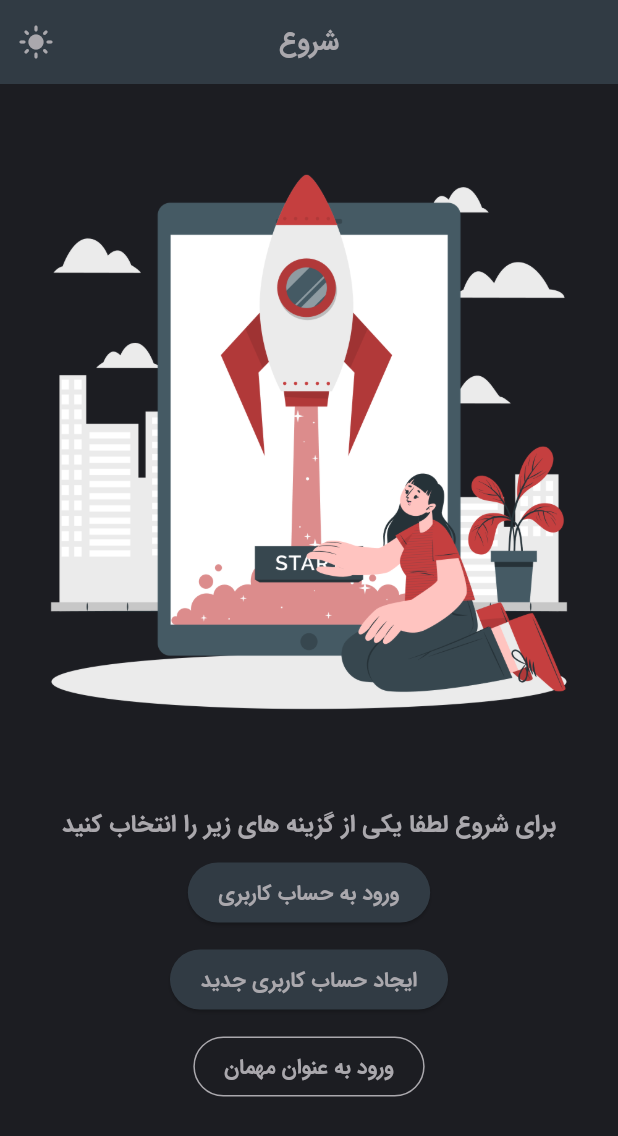
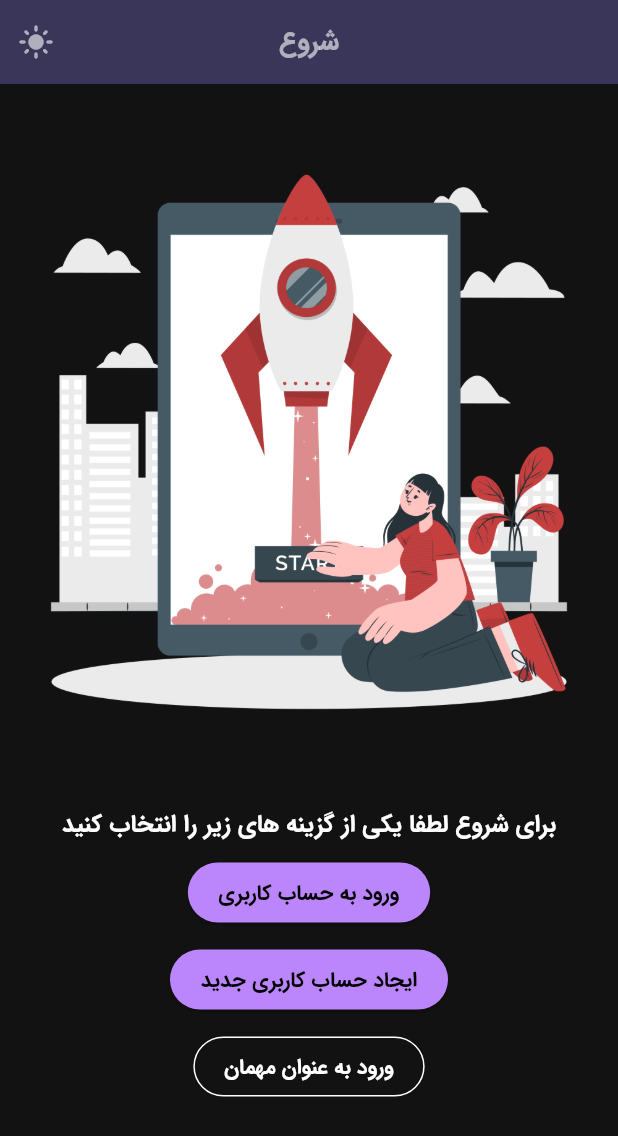
Before and after one commit to iam-hosseindarvishi/sell_pro, a Flutter app: the screen it shows after launch, on a phone screen of 412 x 824 dp. Shown: the top 1136 px of the screen. Run offline on Flutter 3.47's test engine with Material 3 defaults, Android fonts, the phone set to English and light mode, and no system bars; our stand-ins replace flutter_riverpod, hexcolor, image_picker; missing offline and left inert: dart:ffi.

Commit message:
fix : fix theme issuse

```diff
--- a/lib/main.dart
+++ b/lib/main.dart
@@ -1,7 +1,7 @@
 import 'package:flutter/material.dart';
 import 'package:flutter_riverpod/flutter_riverpod.dart';
-import 'package:sell_pro/src/configs/theme/dark_theme.dart';
-import 'package:sell_pro/src/configs/theme/light_theme.dart';
+import 'package:sell_pro/src/configs/theme/dark%20theme/dark_theme.dart';
+import 'package:sell_pro/src/configs/theme/light%20theme/light_theme.dart';
 import 'package:sell_pro/src/configs/theme/theme_mode_provider.dart';
 import 'src/features/splash/presentation/screens/splash_screen_page.dart';
 
--- a/lib/src/configs/theme/light_theme.dart
+++ b/lib/src/configs/theme/dark theme/dark_theme.dart
@@ -1,65 +1,62 @@
 import 'package:flutter/material.dart';
 import 'package:hexcolor/hexcolor.dart';
+import 'package:sell_pro/src/configs/theme/dark%20theme/dark_theme_colors.dart';
 
-// final primary = HexColor("#8d8d8d");
-// final onPrimary = HexColor("#1d1d1d");
-final primaryColor = HexColor("#FDD83A");
-final onPrimaryColor = HexColor("#41444B");
-final inversPrimaryColor = HexColor("#0227c5");
-final surfaceColor = HexColor("#F6F4E6"); //background
-final onSurfaceColor = HexColor("#52575D");
-final inverseSurfaceColor = HexColor("#090b19");
-final onInverseSurfaceColor = HexColor("#ada8a2");
-final secondaryColor = HexColor("#FFBB00");
-final onSecondaryColor = HexColor("#1A3365");
-final errorColor = HexColor("#FF4343");
-final onErrorColor = HexColor("FFFFFF");
-ThemeData lightTheme = ThemeData(
+import '../light theme/light_theme_colors.dart';
+
+ThemeData darkTheme = ThemeData(
+    scaffoldBackgroundColor: DarkThemeColors.surfaceColor,
     useMaterial3: true,
-    scaffoldBackgroundColor: surfaceColor,
-    primaryColorDark: HexColor("#313B44"),
-    primaryColorLight: primaryColor,
-    colorScheme: ColorScheme.light(
-        primary: primaryColor,
-        onPrimary: onPrimaryColor,
-        inversePrimary: inversPrimaryColor,
-        primaryContainer: surfaceColor,
-        surface: surfaceColor,
-        inverseSurface: inverseSurfaceColor,
-        onSurface: onSurfaceColor,
-        secondary: secondaryColor,
-        onSecondary: onSecondaryColor,
-        onInverseSurface: onInverseSurfaceColor,
-        error: errorColor,
-        onError: onErrorColor),
+    primaryColorDark: DarkThemeColors.primaryColor,
+    primaryColorLight: LightThemeColors.primaryColor,
+    colorScheme: ColorScheme.dark(
+        primary: DarkThemeColors.primaryColor,
+        inversePrimary: DarkThemeColors.inversePrimaryColor,
+        onPrimary: DarkThemeColors.onPrimaryColor,
+        primaryContainer: DarkThemeColors.surfaceColor,
+        surface: DarkThemeColors.surfaceColor,
+        inverseSurface: DarkThemeColors.inversSurfaceColor,
+        onSurface: DarkThemeColors.onSurfaceColor,
+        secondary: DarkThemeColors.secondaryColor,
+        onSecondary: DarkThemeColors.onSecondaryColor,
+        onInverseSurface: DarkThemeColors.onInverseSurfaceColor,
+        error: DarkThemeColors.errorColor,
+        onError: DarkThemeColors.onErrorColor),
     textTheme: textTheme,
-    //filled button theme
-    filledButtonTheme: FilledButtonThemeData(
+    //text button theme
+    textButtonTheme: TextButtonThemeData(
       style: ButtonStyle(
-          overlayColor: WidgetStatePropertyAll<Color>(secondaryColor),
-          foregroundColor: WidgetStatePropertyAll<Color>(onPrimaryColor),
-          backgroundColor: WidgetStatePropertyAll<Color>(primaryColor)),
+        overlayColor: const WidgetStatePropertyAll<Color>(Colors.white38),
+        foregroundColor:
+            WidgetStatePropertyAll<Color>(DarkThemeColors.onSurfaceColor),
+        // backgroundColor: MaterialStatePropertyAll<Color>(primaryColor)
+      ),
     ),
     //outlined button theme
     outlinedButtonTheme: OutlinedButtonThemeData(
         style: OutlinedButton.styleFrom(
-      foregroundColor: onSurfaceColor,
-      side: BorderSide(color: onSurfaceColor),
+      foregroundColor: DarkThemeColors.onSurfaceColor,
+      side: BorderSide(color: DarkThemeColors.onSurfaceColor),
     )),
-    //text button theme
-    textButtonTheme: TextButtonThemeData(
+    //filled button
+    filledButtonTheme: FilledButtonThemeData(
       style: ButtonStyle(
-        overlayColor: const WidgetStatePropertyAll<Color>(Colors.white38),
-        foregroundColor: WidgetStatePropertyAll<Color>(onSurfaceColor),
-        // backgroundColor: MaterialStatePropertyAll<Color>(primaryColor)
-      ),
+          overlayColor:
+              WidgetStatePropertyAll<Color>(DarkThemeColors.secondaryColor),
+          foregroundColor:
+              WidgetStatePropertyAll<Color>(DarkThemeColors.onPrimaryColor),
+          backgroundColor:
+              WidgetStatePropertyAll<Color>(DarkThemeColors.primaryColor)),
     ),
     //elevatedButton theme
     elevatedButtonTheme: ElevatedButtonThemeData(
       style: ButtonStyle(
-          overlayColor: WidgetStatePropertyAll<Color>(secondaryColor),
-          foregroundColor: WidgetStatePropertyAll<Color>(onPrimaryColor),
-          backgroundColor: WidgetStatePropertyAll<Color>(primaryColor)),
+          overlayColor:
+              WidgetStatePropertyAll<Color>(DarkThemeColors.secondaryColor),
+          foregroundColor:
+              WidgetStatePropertyAll<Color>(DarkThemeColors.onPrimaryColor),
+          backgroundColor:
+              WidgetStatePropertyAll<Color>(DarkThemeColors.primaryColor)),
     ));
 
 // text theme
--- /dev/null
+++ b/lib/src/configs/theme/dark theme/dark_theme_colors.dart
@@ -0,0 +1,17 @@
+import 'package:hexcolor/hexcolor.dart';
+
+class DarkThemeColors {
+  static final primaryColor = HexColor("#BB86FC");
+  static final onPrimaryColor = HexColor("#000000");
+  static final inversePrimaryColor = HexColor("#3700B3");
+  static final surfaceColor = HexColor("#121212");
+  static final onSurfaceColor = HexColor("#FFFFFF");
+  static final inversSurfaceColor = HexColor("#74b6bb");
+  static final onInverseSurfaceColor = HexColor("#555752");
+  static final secondaryColor = HexColor("#03DAC6");
+  static final onSecondaryColor = HexColor("#000000");
+  static final errorColor = HexColor("#CF6679");
+  static final onErrorColor = HexColor("000000");
+
+  static final appBarBg = HexColor("#24293E");
+}
--- a/lib/src/configs/theme/dark_theme.dart
+++ b/lib/src/configs/theme/light theme/light_theme.dart
@@ -1,65 +1,65 @@
 import 'package:flutter/material.dart';
 import 'package:hexcolor/hexcolor.dart';
+import 'package:sell_pro/src/configs/theme/dark%20theme/dark_theme_colors.dart';
 
-// final primary = HexColor("#3C404B");
-// final onPrimary = HexColor("#c9f9ff");
-final primaryColor = HexColor("#313B44");
-final onPrimaryColor = HexColor("#AAA8AD");
-final inversePrimaryColor = HexColor("#cec4bb");
-final surfaceColor = HexColor("#1C1D22");
-final onSurfaceColor = HexColor("#AAA8AD");
-final inversSurfaceColor = HexColor("#74b6bb");
-final onInverseSurfaceColor = HexColor("#555752");
-final secondaryColor = HexColor("#8B4944");
-final onSecondaryColor = HexColor("#606467");
-final errorColor = HexColor("#E62815");
-final onErrorColor = HexColor("313B44");
-ThemeData darkTheme = ThemeData(
-    scaffoldBackgroundColor: surfaceColor,
+import 'light_theme_colors.dart';
+
+// static final primary = HexColor("#8d8d8d");
+// static final onPrimary = HexColor("#1d1d1d");
+
+ThemeData lightTheme = ThemeData(
     useMaterial3: true,
-    primaryColorDark: primaryColor,
-    primaryColorLight: HexColor("#FDD83A"),
-    colorScheme: ColorScheme.dark(
-        primary: primaryColor,
-        inversePrimary: inversePrimaryColor,
-        onPrimary: onPrimaryColor,
-        primaryContainer: surfaceColor,
-        surface: surfaceColor,
-        inverseSurface: inversSurfaceColor,
-        onSurface: onSurfaceColor,
-        secondary: secondaryColor,
-        onSecondary: onSecondaryColor,
-        onInverseSurface: onInverseSurfaceColor,
-        error: errorColor,
-        onError: onErrorColor),
+    scaffoldBackgroundColor: LightThemeColors.surfaceColor,
+    primaryColorDark: DarkThemeColors.primaryColor,
+    primaryColorLight: LightThemeColors.primaryColor,
+    colorScheme: ColorScheme.light(
+        primary: LightThemeColors.primaryColor,
+        onPrimary: LightThemeColors.onPrimaryColor,
+        inversePrimary: LightThemeColors.inversPrimaryColor,
+        primaryContainer: LightThemeColors.surfaceColor,
+        surface: LightThemeColors.surfaceColor,
+        inverseSurface: LightThemeColors.inverseSurfaceColor,
+        onSurface: LightThemeColors.onSurfaceColor,
+        secondary: LightThemeColors.secondaryColor,
+        onSecondary: LightThemeColors.onSecondaryColor,
+        onInverseSurface: LightThemeColors.onInverseSurfaceColor,
+        error: LightThemeColors.errorColor,
+        onError: LightThemeColors.onErrorColor),
     textTheme: textTheme,
+    //filled button theme
+    filledButtonTheme: FilledButtonThemeData(
+      style: ButtonStyle(
+          overlayColor:
+              WidgetStatePropertyAll<Color>(LightThemeColors.secondaryColor),
+          foregroundColor:
+              WidgetStatePropertyAll<Color>(LightThemeColors.onPrimaryColor),
+          backgroundColor:
+              WidgetStatePropertyAll<Color>(LightThemeColors.primaryColor)),
+    ),
+    //outlined button theme
+    outlinedButtonTheme: OutlinedButtonThemeData(
+        style: OutlinedButton.styleFrom(
+      foregroundColor: LightThemeColors.onSurfaceColor,
+      side: BorderSide(color: LightThemeColors.onSurfaceColor),
+    )),
     //text button theme
     textButtonTheme: TextButtonThemeData(
       style: ButtonStyle(
         overlayColor: const WidgetStatePropertyAll<Color>(Colors.white38),
-        foregroundColor: WidgetStatePropertyAll<Color>(onSurfaceColor),
+        foregroundColor:
+            WidgetStatePropertyAll<Color>(LightThemeColors.onSurfaceColor),
         // backgroundColor: MaterialStatePropertyAll<Color>(primaryColor)
       ),
-    ),
-    //outlined button theme
-    outlinedButtonTheme: OutlinedButtonThemeData(
-        style: OutlinedButton.styleFrom(
-      foregroundColor: onSurfaceColor,
-      side: BorderSide(color: onSurfaceColor),
-    )),
-    //filled button
-    filledButtonTheme: FilledButtonThemeData(
-      style: ButtonStyle(
-          overlayColor: WidgetStatePropertyAll<Color>(secondaryColor),
-          foregroundColor: WidgetStatePropertyAll<Color>(onPrimaryColor),
-          backgroundColor: WidgetStatePropertyAll<Color>(primaryColor)),
     ),
     //elevatedButton theme
     elevatedButtonTheme: ElevatedButtonThemeData(
       style: ButtonStyle(
-          overlayColor: WidgetStatePropertyAll<Color>(secondaryColor),
-          foregroundColor: WidgetStatePropertyAll<Color>(onPrimaryColor),
-          backgroundColor: WidgetStatePropertyAll<Color>(primaryColor)),
+          overlayColor:
+              WidgetStatePropertyAll<Color>(LightThemeColors.secondaryColor),
+          foregroundColor:
+              WidgetStatePropertyAll<Color>(LightThemeColors.onPrimaryColor),
+          backgroundColor:
+              WidgetStatePropertyAll<Color>(LightThemeColors.primaryColor)),
     ));
 
 // text theme
--- a/lib/src/features/auth/presentation/screens/login_page.dart
+++ b/lib/src/features/auth/presentation/screens/login_page.dart
@@ -1,6 +1,6 @@
 import 'package:flutter/material.dart';
 import 'package:sell_pro/src/shared/widgets/app_appbar.dart';
-import '../../../../shared/widgets/app_text_field.dart';
+import '../../../../shared/widgets/text_fields/app_text_field.dart';
 import '../../../../shared/widgets/theme_toggler_button.dart';
 
 class LoginPage extends StatelessWidget {
--- a/lib/src/features/auth/presentation/screens/register_page.dart
+++ b/lib/src/features/auth/presentation/screens/register_page.dart
@@ -1,6 +1,6 @@
 import 'package:flutter/material.dart';
 import 'package:sell_pro/src/shared/widgets/app_appbar.dart';
-import '../../../../shared/widgets/app_text_field.dart';
+import '../../../../shared/widgets/text_fields/app_text_field.dart';
 import '../../../../shared/widgets/theme_toggler_button.dart';
 import '../../../../shared/widgets/image_picker/image_picker.dart';
 
--- a/lib/src/features/home/presentation/widgets/home_drawer.dart
+++ b/lib/src/features/home/presentation/widgets/home_drawer.dart
@@ -28,7 +28,9 @@ class HomeDrawer extends StatelessWidget {
                         fontWeight: FontWeight.bold,
                         color: Theme.of(context).colorScheme.onSurface),
                   ),
-                  ThemeToggler()
+                  ThemeToggler(
+                    iconColor: Theme.of(context).colorScheme.onSurface,
+                  )
                 ],
               ),
             ],
--- a/lib/src/features/home/presentation/widgets/home_quick_access_button.dart
+++ b/lib/src/features/home/presentation/widgets/home_quick_access_button.dart
@@ -61,7 +61,7 @@ class HomeQuickAccessButton extends StatelessWidget {
                           fontFamily: "IranSans",
                           fontWeight: FontWeight.bold,
                           fontSize: 18,
-                          color: Theme.of(context).colorScheme.onPrimary),
+                          color: Theme.of(context).colorScheme.onSurface),
                     ),
                     Text(
                       subTitle ?? "",
@@ -73,7 +73,7 @@ class HomeQuickAccessButton extends StatelessWidget {
                           fontSize: 14,
                           color: Theme.of(context)
                               .colorScheme
-                              .onPrimary
+                              .onSurface
                               .withOpacity(.8)),
                     ),
                     Text(
@@ -86,7 +86,7 @@ class HomeQuickAccessButton extends StatelessWidget {
                           fontSize: 14,
                           color: Theme.of(context)
                               .colorScheme
-                              .onPrimary
+                              .onSurface
                               .withOpacity(.8)),
                     ),
                   ],
--- a/lib/src/shared/widgets/app_appbar.dart
+++ b/lib/src/shared/widgets/app_appbar.dart
@@ -1,5 +1,7 @@
 import 'package:flutter/material.dart';
 import 'package:hexcolor/hexcolor.dart';
+
+import '../../configs/theme/dark theme/dark_theme_colors.dart';
 
 class AppAppbar extends StatelessWidget implements PreferredSizeWidget {
   Widget? title;
@@ -20,8 +22,8 @@ class AppAppbar extends StatelessWidget implements PreferredSizeWidget {
     return AppBar(
         title: title,
         centerTitle: centerTitle,
-        backgroundColor: HexColor("#313B44"),
-        foregroundColor: HexColor("#AAA8AD"),
+        backgroundColor: DarkThemeColors.appBarBg,
+        foregroundColor: DarkThemeColors.onSurfaceColor.withOpacity(.6),
         leading: leading,
         elevation: 50,
         actions: actions);
--- a/lib/src/shared/widgets/theme_toggler_button.dart
+++ b/lib/src/shared/widgets/theme_toggler_button.dart
@@ -1,10 +1,12 @@
 import 'package:flutter/material.dart';
 import 'package:flutter_riverpod/flutter_riverpod.dart';
-import 'package:hexcolor/hexcolor.dart';
+import 'package:sell_pro/src/configs/theme/dark%20theme/dark_theme_colors.dart';
 import 'package:sell_pro/src/configs/theme/theme_mode_provider.dart';
 
 class ThemeToggler extends StatelessWidget {
-  const ThemeToggler({super.key});
+  final Color? iconColor;
+
+  ThemeToggler({super.key, this.iconColor});
 
   @override
   Widget build(BuildContext context) {
@@ -17,7 +19,7 @@ class ThemeToggler extends StatelessWidget {
           },
           icon: Icon(
             theme == ThemeMode.dark ? Icons.light_mode : Icons.dark_mode,
-            color: HexColor("#AAA8AD"),
+            color: iconColor ?? DarkThemeColors.onSurfaceColor.withOpacity(.6),
           ));
     });
   }
```
Also changed, not shown: lib/src/configs/theme/light theme/light_theme_colors.dart (added, +16 -0 lines), lib/src/features/home/presentation/widgets/bottom_navigation_bar.dart (+4 -4 lines), lib/src/shared/widgets/text_fields/app_text_field.dart (renamed from lib/src/shared/widgets/app_text_field.dart).
